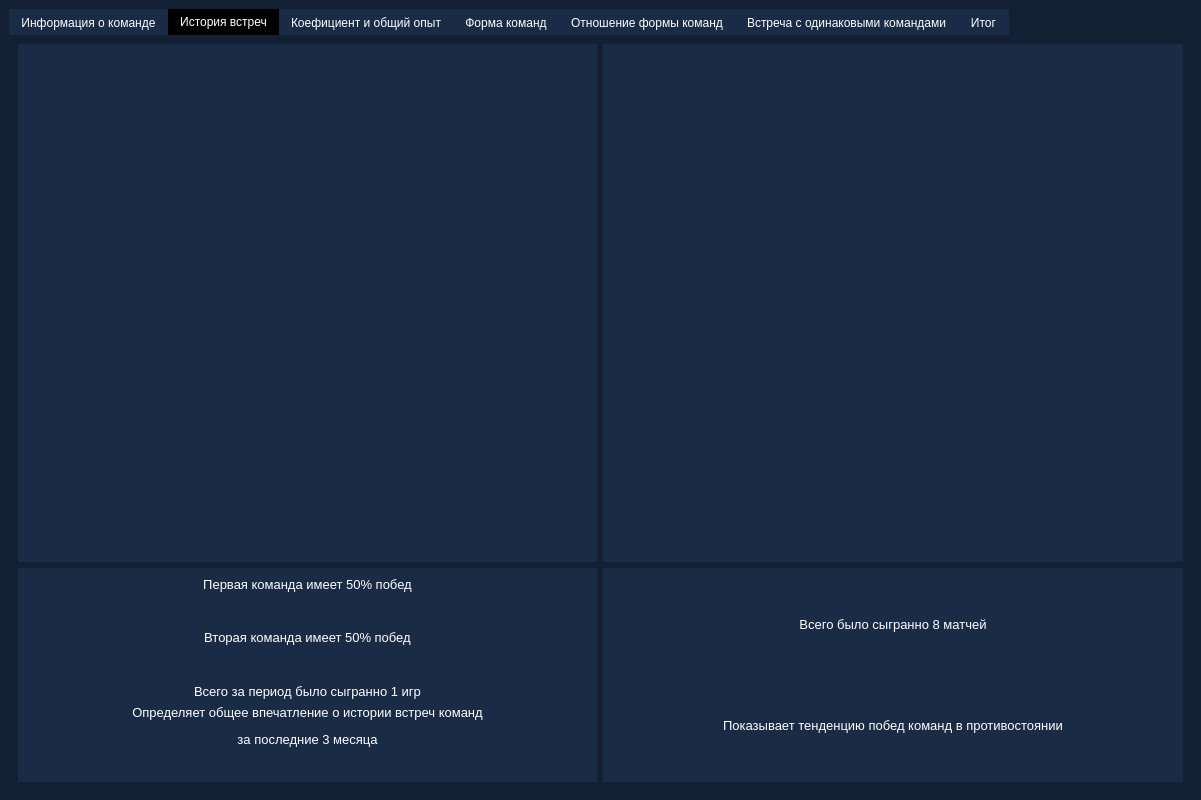
Old version of the form qt/uis/main_window.ui in the repository CodderLord/CS_GO_analythics.
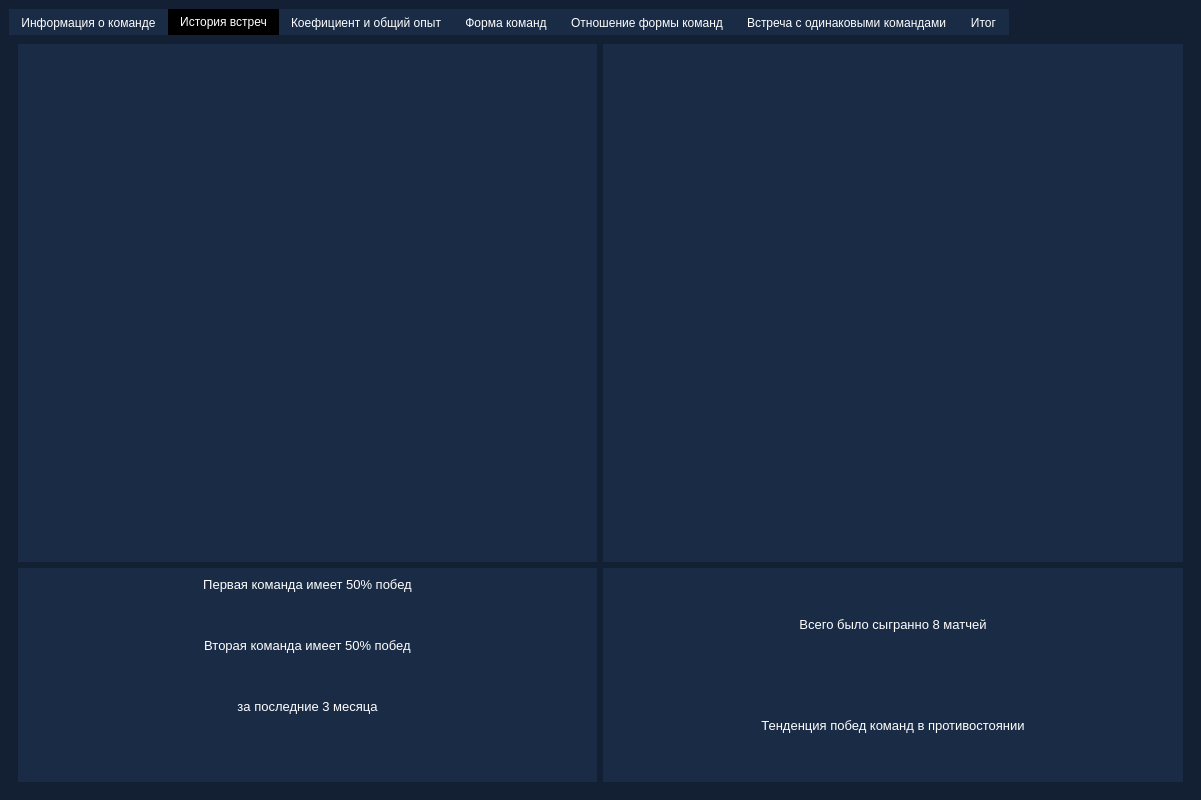
New version of the form. The open tabs and pages were chosen to show the change.

Patch:
```diff
--- a/qt/uis/main_window.ui
+++ b/qt/uis/main_window.ui
@@ -597,16 +597,6 @@
                </property>
               </spacer>
              </item>
-             <item>
-              <widget class="QLabel" name="history_all_games_label">
-               <property name="styleSheet">
-                <string notr="true">color: rgb(255, 255, 255);</string>
-               </property>
-               <property name="text">
-                <string>&lt;html&gt;&lt;head/&gt;&lt;body&gt;&lt;p align=&quot;center&quot;&gt;&lt;span style=&quot; font-size:10pt;&quot;&gt;Всего за период было сыгранно 1 игр&lt;/span&gt;&lt;/p&gt;&lt;/body&gt;&lt;/html&gt;</string>
-               </property>
-              </widget>
-             </item>
             </layout>
            </item>
            <item row="1" column="0">
@@ -615,7 +605,7 @@
               <string notr="true">color: rgb(255, 255, 255);</string>
              </property>
              <property name="text">
-              <string>&lt;html&gt;&lt;head/&gt;&lt;body&gt;&lt;p align=&quot;center&quot;&gt;&lt;span style=&quot; font-size:10pt;&quot;&gt;Определяет общее впечатление о истории встреч команд&lt;/span&gt;&lt;/p&gt;&lt;p align=&quot;center&quot;&gt;&lt;span style=&quot; font-size:10pt;&quot;&gt;за последние 3 месяца&lt;/span&gt;&lt;/p&gt;&lt;/body&gt;&lt;/html&gt;</string>
+              <string>&lt;html&gt;&lt;head/&gt;&lt;body&gt;&lt;p align=&quot;center&quot;&gt;&lt;span style=&quot; font-size:10pt;&quot;&gt;за последние 3 месяца&lt;/span&gt;&lt;/p&gt;&lt;/body&gt;&lt;/html&gt;</string>
              </property>
             </widget>
            </item>
@@ -691,7 +681,7 @@
               <string notr="true">color: rgb(255, 255, 255);</string>
              </property>
              <property name="text">
-              <string>&lt;html&gt;&lt;head/&gt;&lt;body&gt;&lt;p align=&quot;center&quot;&gt;&lt;span style=&quot; font-size:10pt;&quot;&gt;Показывает тенденцию побед команд в противостоянии&lt;/span&gt;&lt;/p&gt;&lt;/body&gt;&lt;/html&gt;</string>
+              <string>&lt;html&gt;&lt;head/&gt;&lt;body&gt;&lt;p align=&quot;center&quot;&gt;&lt;span style=&quot; font-size:10pt;&quot;&gt;Тенденция побед команд в противостоянии&lt;/span&gt;&lt;/p&gt;&lt;/body&gt;&lt;/html&gt;</string>
              </property>
             </widget>
            </item>
```
Left out of the diff: 2 changed lines with no effect on the pictures.
